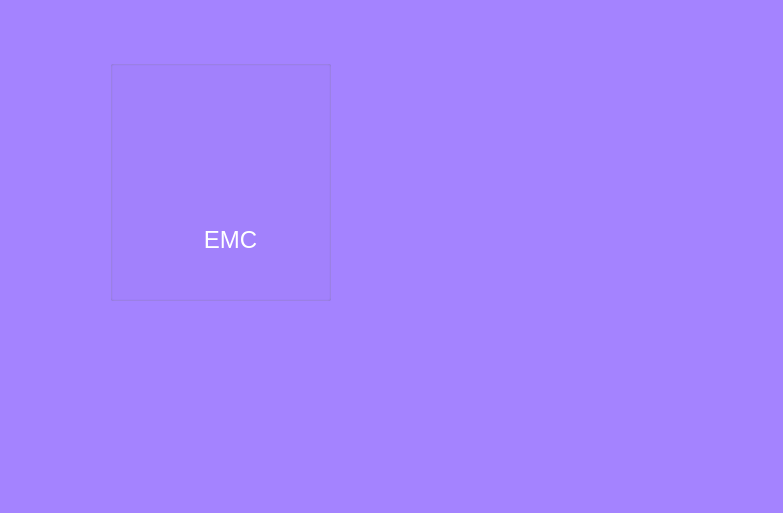
First picture: the form in CryptoView/cryptoview.ui, repository captainswain/CryptoView, before the edit.
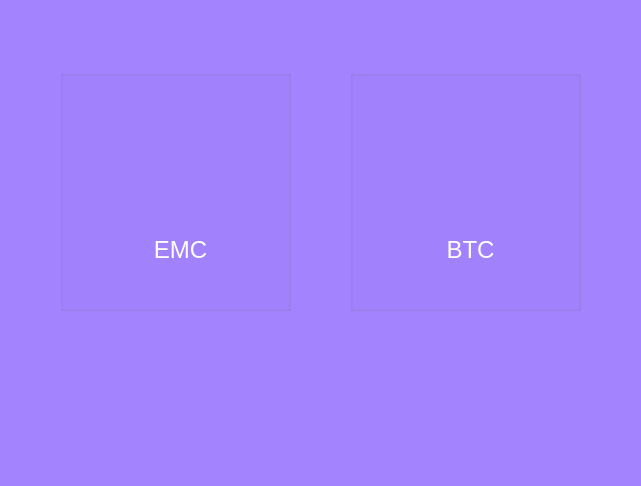
Second picture: the form after the edit. Icons and pictures are not drawn.

Commit message: Added Additonal logos into resouces

Diff of the .ui file:
```diff
--- a/CryptoView/cryptoview.ui
+++ b/CryptoView/cryptoview.ui
@@ -6,8 +6,8 @@
    <rect>
     <x>0</x>
     <y>0</y>
-    <width>783</width>
-    <height>513</height>
+    <width>641</width>
+    <height>486</height>
    </rect>
   </property>
   <property name="windowTitle">
@@ -23,9 +23,9 @@
    <widget class="QGroupBox" name="crytoBox_1">
     <property name="geometry">
      <rect>
-      <x>110</x>
-      <y>60</y>
-      <width>221</width>
+      <x>60</x>
+      <y>70</y>
+      <width>231</width>
       <height>241</height>
      </rect>
     </property>
@@ -87,6 +87,73 @@
      </property>
     </widget>
    </widget>
+   <widget class="QGroupBox" name="crytoBox_2">
+    <property name="geometry">
+     <rect>
+      <x>350</x>
+      <y>70</y>
+      <width>231</width>
+      <height>241</height>
+     </rect>
+    </property>
+    <property name="title">
+     <string/>
+    </property>
+    <widget class="QLabel" name="label_3">
+     <property name="geometry">
+      <rect>
+       <x>10</x>
+       <y>160</y>
+       <width>221</width>
+       <height>41</height>
+      </rect>
+     </property>
+     <property name="font">
+      <font>
+       <family>Helvetica Neue</family>
+       <pointsize>14</pointsize>
+      </font>
+     </property>
+     <property name="autoFillBackground">
+      <bool>false</bool>
+     </property>
+     <property name="styleSheet">
+      <string notr="true">background-color:rgba(0, 0, 0, 0);</string>
+     </property>
+     <property name="text">
+      <string>&lt;!DOCTYPE HTML PUBLIC &quot;-//W3C//DTD HTML 4.0//EN&quot; &quot;http://www.w3.org/TR/REC-html40/strict.dtd&quot;&gt;
+&lt;html&gt;&lt;head&gt;&lt;meta name=&quot;qrichtext&quot; content=&quot;1&quot; /&gt;&lt;style type=&quot;text/css&quot;&gt;
+p, li { white-space: pre-wrap; }
+&lt;/style&gt;&lt;/head&gt;&lt;body style=&quot; font-family:'Helvetica Neue'; font-size:14pt; font-weight:400; font-style:normal;&quot;&gt;
+&lt;p align=&quot;center&quot; style=&quot; margin-top:0px; margin-bottom:0px; margin-left:0px; margin-right:0px; -qt-block-indent:0; text-indent:0px;&quot;&gt;&lt;span style=&quot; font-family:'Helvetica Neue,Helvetica,Arial,sans-serif'; font-size:24px; font-weight:496; color:#ffffff;&quot;&gt;BTC&lt;/span&gt;&lt;/p&gt;&lt;/body&gt;&lt;/html&gt;</string>
+     </property>
+    </widget>
+    <widget class="QLabel" name="label_4">
+     <property name="geometry">
+      <rect>
+       <x>20</x>
+       <y>20</y>
+       <width>201</width>
+       <height>131</height>
+      </rect>
+     </property>
+     <property name="styleSheet">
+      <string notr="true">background-color:rgba(0, 0, 0, 0);</string>
+     </property>
+     <property name="text">
+      <string/>
+     </property>
+     <property name="pixmap">
+      <pixmap resource="resources.qrc">:/resources/white-logos/btc.png</pixmap>
+     </property>
+     <property name="scaledContents">
+      <bool>false</bool>
+     </property>
+     <property name="alignment">
+      <set>Qt::AlignCenter</set>
+     </property>
+    </widget>
+   </widget>
   </widget>
  </widget>
  <layoutdefault spacing="6" margin="11"/>
```
The commit also changes 1 other file.
